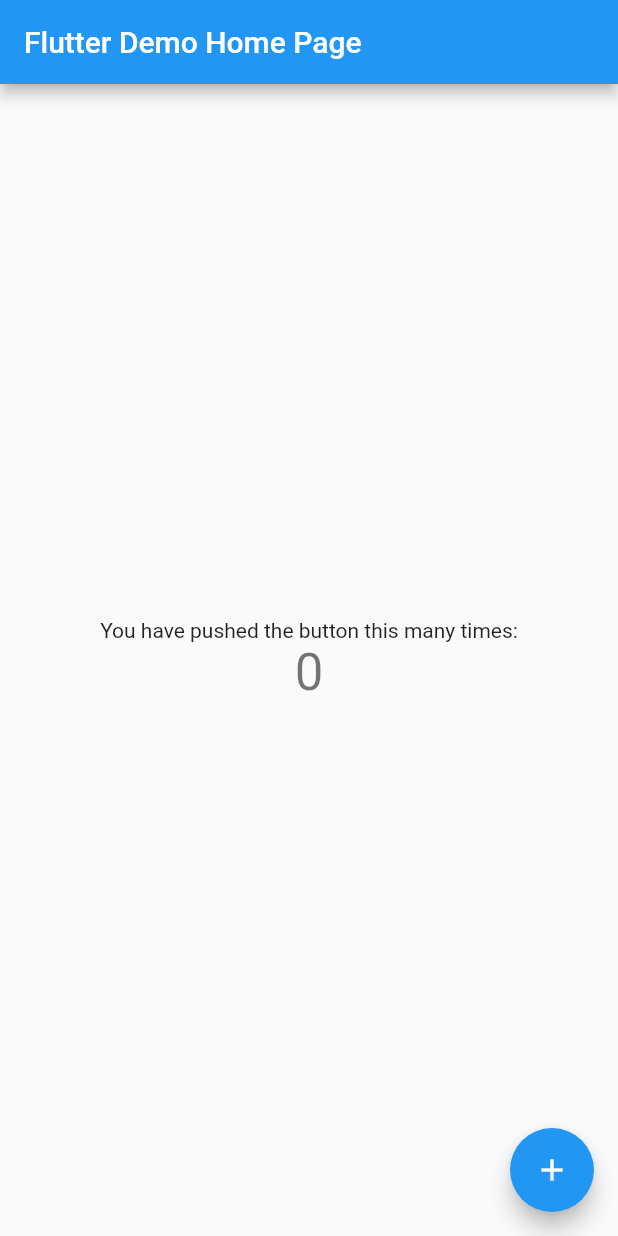
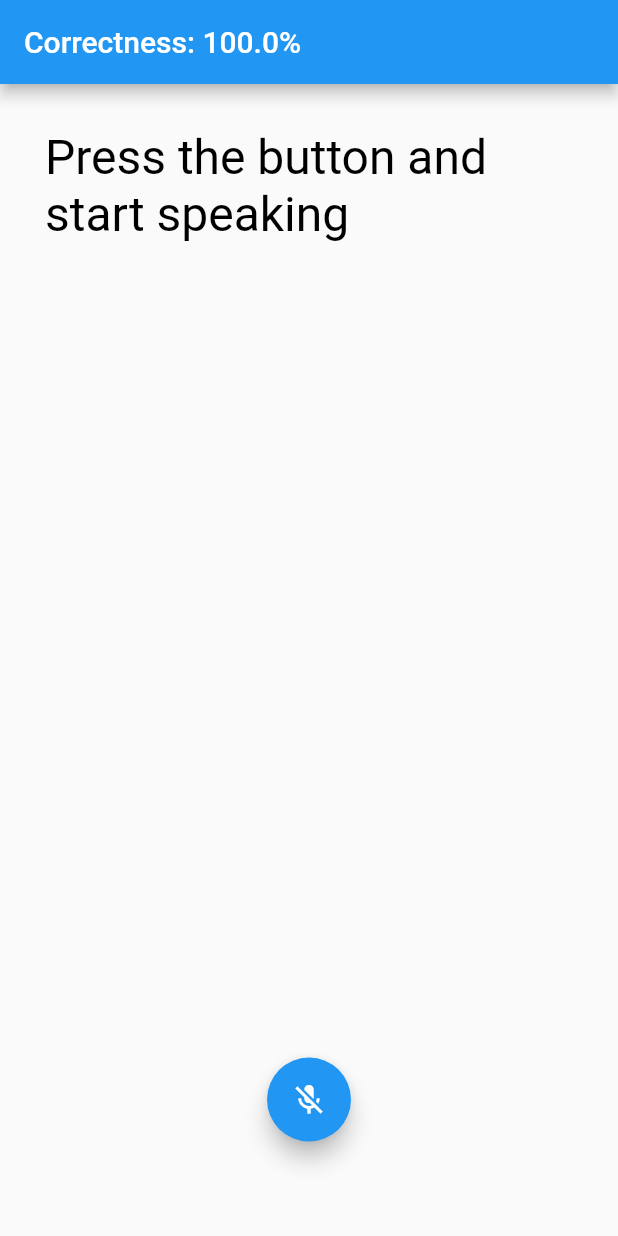
Before and after one commit to Danis96/flutter_voice_recognition, a Flutter app: the screen it shows after launch, on a phone screen of 412 x 824 dp. Run offline on Flutter 3.47's test engine with Material 2 defaults, Android fonts, the light colour scheme and no system bars; drawn by our look-alikes of avatar_glow; our stand-ins replace speech_to_text.

Commit message:
speech rec ui + provider

```diff
--- /dev/null
+++ b/lib/app/providers/speech_recognition_provider.dart
@@ -0,0 +1,42 @@
+import 'package:flutter/foundation.dart';
+import 'package:flutter/material.dart';
+import 'package:speech_to_text/speech_to_text.dart' as stt;
+
+class SpeechRecognitionProvider extends ChangeNotifier {
+  SpeechRecognitionProvider() {
+    _speech = stt.SpeechToText();
+  }
+
+  stt.SpeechToText? _speech;
+  bool isListening = false;
+  String text = 'Press the button and start speaking';
+  double confidence = 1.0;
+
+  void listen() async {
+    if (!isListening) {
+      bool available = await _speech!.initialize(onStatus: (val) => print('onStatus: $val'), onError: (val) => print('onError: $val'));
+      if (available) {
+        isListening = true;
+        _speech!.listen(
+          onResult: (val) {
+            text = val.recognizedWords;
+            if (val.hasConfidenceRating && val.confidence > 0) {
+              confidence = val.confidence;
+            }
+            notifyListeners();
+          },
+        );
+      }
+      notifyListeners();
+    } else {
+      isListening = false;
+      notifyListeners();
+      _speech!.stop();
+    }
+  }
+
+  IconData returnCorrectIcon() {
+    return isListening ? Icons.mic_none : Icons.mic_off;
+  }
+
+}
--- /dev/null
+++ b/lib/app/view/page/speech_recognition_page.dart
@@ -0,0 +1,30 @@
+import 'package:avatar_glow/avatar_glow.dart';
+import 'package:flutter/material.dart';
+import 'package:provider/provider.dart';
+import 'package:voice_rec/app/providers/speech_recognition_provider.dart';
+
+class SpeechScreen extends StatelessWidget {
+  @override
+  Widget build(BuildContext context) {
+    final SpeechRecognitionProvider provider = Provider.of<SpeechRecognitionProvider>(context);
+    return Scaffold(
+      appBar: AppBar(title: Text('Correctness: ${(provider.confidence * 100.0).toStringAsFixed(1)}%')),
+      floatingActionButtonLocation: FloatingActionButtonLocation.centerFloat,
+      floatingActionButton: AvatarGlow(
+          animate: provider.isListening,
+          glowColor: Theme.of(context).primaryColor,
+          endRadius: 75.0,
+          duration: const Duration(milliseconds: 2000),
+          repeatPauseDuration: const Duration(milliseconds: 100),
+          repeat: true,
+          child: FloatingActionButton(onPressed: provider.listen, child: Icon(provider.returnCorrectIcon()))),
+      body: SingleChildScrollView(
+        reverse: true,
+        child: Container(
+          padding: const EdgeInsets.fromLTRB(30.0, 30.0, 30.0, 150.0),
+          child: Text(provider.text, style: const TextStyle(fontSize: 32.0, color: Colors.black, fontWeight: FontWeight.w400)),
+        ),
+      ),
+    );
+  }
+}
--- a/lib/main.dart
+++ b/lib/main.dart
@@ -1,115 +1,16 @@
 import 'package:flutter/material.dart';
+import 'package:provider/provider.dart';
+import 'package:voice_rec/app/providers/speech_recognition_provider.dart';
+import 'app/view/page/speech_recognition_page.dart';
 
-void main() {
-  runApp(const MyApp());
-}
+void main() => runApp(MyApp());
 
 class MyApp extends StatelessWidget {
-  const MyApp({Key? key}) : super(key: key);
-
-  // This widget is the root of your application.
   @override
   Widget build(BuildContext context) {
     return MaterialApp(
-      title: 'Flutter Demo',
-      theme: ThemeData(
-        // This is the theme of your application.
-        //
-        // Try running your application with "flutter run". You'll see the
-        // application has a blue toolbar. Then, without quitting the app, try
-        // changing the primarySwatch below to Colors.green and then invoke
-        // "hot reload" (press "r" in the console where you ran "flutter run",
-        // or simply save your changes to "hot reload" in a Flutter IDE).
-        // Notice that the counter didn't reset back to zero; the application
-        // is not restarted.
-        primarySwatch: Colors.blue,
-      ),
-      home: const MyHomePage(title: 'Flutter Demo Home Page'),
-    );
+        title: 'Voice recognition app',
+        debugShowCheckedModeBanner: false,
+        home: ChangeNotifierProvider<SpeechRecognitionProvider>(create: (_) => SpeechRecognitionProvider(), child: SpeechScreen()));
   }
 }
-
-class MyHomePage extends StatefulWidget {
-  const MyHomePage({Key? key, required this.title}) : super(key: key);
-
-  // This widget is the home page of your application. It is stateful, meaning
-  // that it has a State object (defined below) that contains fields that affect
-  // how it looks.
-
-  // This class is the configuration for the state. It holds the values (in this
-  // case the title) provided by the parent (in this case the App widget) and
-  // used by the build method of the State. Fields in a Widget subclass are
-  // always marked "final".
-
-  final String title;
-
-  @override
-  State<MyHomePage> createState() => _MyHomePageState();
-}
-
-class _MyHomePageState extends State<MyHomePage> {
-  int _counter = 0;
-
-  void _incrementCounter() {
-    setState(() {
-      // This call to setState tells the Flutter framework that something has
-      // changed in this State, which causes it to rerun the build method below
-      // so that the display can reflect the updated values. If we changed
-      // _counter without calling setState(), then the build method would not be
-      // called again, and so nothing would appear to happen.
-      _counter++;
-    });
-  }
-
-  @override
-  Widget build(BuildContext context) {
-    // This method is rerun every time setState is called, for instance as done
-    // by the _incrementCounter method above.
-    //
-    // The Flutter framework has been optimized to make rerunning build methods
-    // fast, so that you can just rebuild anything that needs updating rather
-    // than having to individually change instances of widgets.
-    return Scaffold(
-      appBar: AppBar(
-        // Here we take the value from the MyHomePage object that was created by
-        // the App.build method, and use it to set our appbar title.
-        title: Text(widget.title),
-      ),
-      body: Center(
-        // Center is a layout widget. It takes a single child and positions it
-        // in the middle of the parent.
-        child: Column(
-          // Column is also a layout widget. It takes a list of children and
-          // arranges them vertically. By default, it sizes itself to fit its
-          // children horizontally, and tries to be as tall as its parent.
-          //
-          // Invoke "debug painting" (press "p" in the console, choose the
-          // "Toggle Debug Paint" action from the Flutter Inspector in Android
-          // Studio, or the "Toggle Debug Paint" command in Visual Studio Code)
-          // to see the wireframe for each widget.
-          //
-          // Column has various properties to control how it sizes itself and
-          // how it positions its children. Here we use mainAxisAlignment to
-          // center the children vertically; the main axis here is the vertical
-          // axis because Columns are vertical (the cross axis would be
-          // horizontal).
-          mainAxisAlignment: MainAxisAlignment.center,
-          children: <Widget>[
-            const Text(
-              'You have pushed the button this many times:',
-            ),
-            Text(
-              '$_counter',
-              style: Theme.of(context).textTheme.headline4,
-            ),
-          ],
-        ),
-      ),
-      floatingActionButton: FloatingActionButton(
-        onPressed: _incrementCounter,
-        tooltip: 'Increment',
-        child: const Icon(Icons.add),
-      ), // This trailing comma makes auto-formatting nicer for build methods.
-    );
-  }
-}
--- a/pubspec.yaml
+++ b/pubspec.yaml
@@ -34,6 +34,10 @@
   # The following adds the Cupertino Icons font to your application.
   # Use with the CupertinoIcons class for iOS style icons.
   cupertino_icons: ^1.0.2
+  speech_to_text: ^5.1.1
+  avatar_glow: ^2.0.1
+  provider: ^6.0.1
+
 
 dev_dependencies:
   flutter_test:
```
Also changed, not shown: 10 other files.
